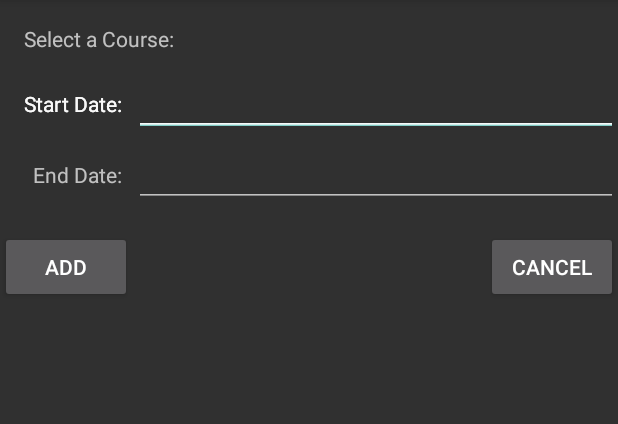
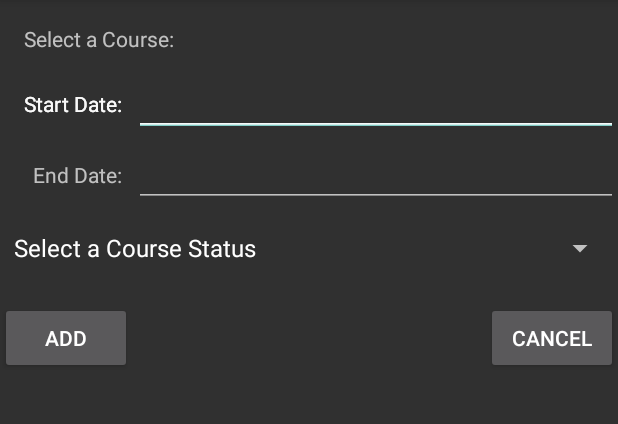
Before and after one commit to robstudentaccount/c196, an Android app: the courseSection screen opened directly, with no data from a screen before it, on a phone screen of 412 x 824 dp, the part 84-508 px from its top. Run offline under Robolectric (Android 15) with nearby library versions, the phone set to English and light mode, and no system bars.

```diff
--- a/app/src/main/java/com/stuart/robert/wgu/c196/v3/Course.java
+++ b/app/src/main/java/com/stuart/robert/wgu/c196/v3/Course.java
@@ -6,13 +6,15 @@ public class Course implements Serializable {
     String name = "";
     String startDate;
     String endDate;
+    String status;
     public Course(String name) {
         this.name = name;
     }
-    public Course (String name, String startDate, String endDate) {
+    public Course (String name, String startDate, String endDate, String status) {
         this.name = name;
         this.startDate = startDate;
         this.endDate = endDate;
+        this.status = status;
     }
 
     public String getName() {
--- a/app/src/main/java/com/stuart/robert/wgu/c196/v3/courseSection.java
+++ b/app/src/main/java/com/stuart/robert/wgu/c196/v3/courseSection.java
@@ -9,6 +9,7 @@ import android.widget.Button;
 import android.widget.DatePicker;
 import android.widget.LinearLayout;
 import android.widget.RadioButton;
+import android.widget.Spinner;
 import android.widget.TextView;
 import android.widget.Toast;
 
@@ -94,7 +95,9 @@ public class courseSection extends AppCompatActivity {
                 }
                 selectedCourse.setStartDate(startDateTxt.getText().toString());
                 selectedCourse.setEndDate(endDateTxt.getText().toString());
-                Course section = new Course(selectedCourse.getName(),selectedCourse.startDate, selectedCourse.endDate);
+                Spinner sectionStatus = (Spinner) findViewById(R.id.sectionStatusSpinner);
+                Course section = new Course(selectedCourse.getName(),selectedCourse.startDate, selectedCourse.endDate,
+                        sectionStatus.toString());
                 selectedTerm.addSection(section);
                 finish();
             }
--- a/app/src/main/res/layout/activity_course_section.xml
+++ b/app/src/main/res/layout/activity_course_section.xml
@@ -1,6 +1,5 @@
 <?xml version="1.0" encoding="utf-8"?>
-<android.support.constraint.ConstraintLayout
-    xmlns:android="http://schemas.android.com/apk/res/android"
+<android.support.constraint.ConstraintLayout xmlns:android="http://schemas.android.com/apk/res/android"
     xmlns:app="http://schemas.android.com/apk/res-auto"
     xmlns:tools="http://schemas.android.com/tools"
     android:layout_width="match_parent"
@@ -140,10 +139,10 @@
         android:id="@+id/courseSectionAddBtn"
         android:layout_width="wrap_content"
         android:layout_height="wrap_content"
-        android:layout_marginTop="16dp"
+        android:layout_marginTop="24dp"
         android:text="Add"
         app:layout_constraintStart_toStartOf="parent"
-        app:layout_constraintTop_toBottomOf="@+id/endDateText" />
+        app:layout_constraintTop_toBottomOf="@+id/sectionStatusSpinner" />
 
     <Button
         android:id="@+id/courseSectionCancelBtn"
@@ -153,4 +152,14 @@
         app:layout_constraintEnd_toEndOf="parent"
         app:layout_constraintTop_toTopOf="@+id/courseSectionAddBtn" />
 
+    <Spinner
+        android:id="@+id/sectionStatusSpinner"
+        android:layout_width="409dp"
+        android:layout_height="wrap_content"
+        android:layout_marginTop="15dp"
+        android:entries="@array/languages"
+        app:layout_constraintEnd_toEndOf="parent"
+        app:layout_constraintStart_toStartOf="parent"
+        app:layout_constraintTop_toBottomOf="@+id/endDateText" />
+
 </android.support.constraint.ConstraintLayout>
--- a/app/src/main/res/values/strings.xml
+++ b/app/src/main/res/values/strings.xml
@@ -9,4 +9,12 @@
 
     <string name="hello_first_fragment">Hello first fragment</string>
     <string name="hello_second_fragment">Hello second fragment. Arg: %1$s</string>
+
+    <string-array name="languages">
+        <item>Select a Course Status</item>
+        <item>In Progress</item>
+        <item>Completed</item>
+        <item>Dropped</item>
+        <item>Plan to Take</item>
+    </string-array>
 </resources>
```
Also changed, not shown: app/src/main/java/com/stuart/robert/wgu/c196/v3/MainActivity.java (+18 -3 lines), app/src/main/res/drawable-anydpi/ic_read_more.xml (added, +20 -0 lines), app/src/main/res/drawable-hdpi/ic_read_more.png (added), app/src/main/res/drawable-mdpi/ic_read_more.png (added), app/src/main/res/drawable-xhdpi/ic_read_more.png (added), app/src/main/res/drawable-xxhdpi/ic_read_more.png (added).
